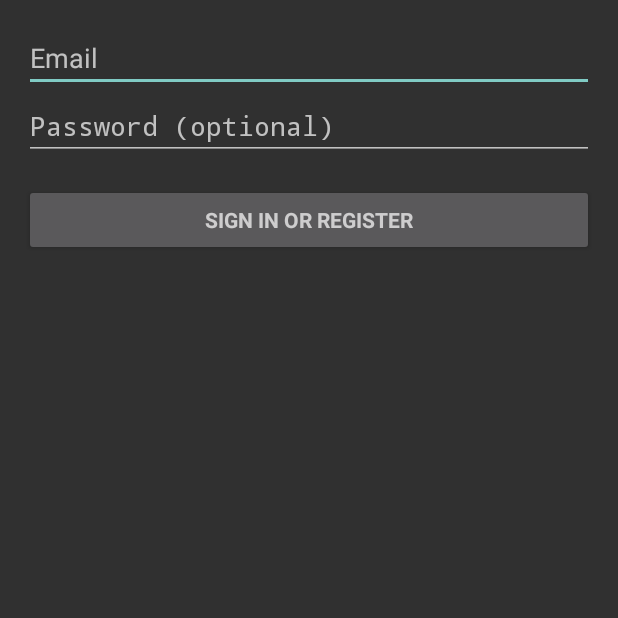
After one commit to j-villasante/reds, an Android app: the LoginActivity screen opened directly, with no data from a screen before it, on a phone screen of 412 x 824 dp, the top half of it. The commit adds this screen. Run offline under Robolectric (Android 15) with nearby library versions, the phone set to English and light mode, and no system bars; our stand-ins replace ButterKnife, Firebase (no records; nobody signed in at launch, a user with empty details on screens opened directly); 2 statements that could not run were skipped.

Commit message:
login wps

```diff
--- a/app/src/main/java/com/berry/blue/reds/Start.java
+++ b/app/src/main/java/com/berry/blue/reds/Start.java
@@ -41,6 +41,7 @@ public class Start extends Activity implements ViewStartI {
     // Controllers
     private Game game = Game.instance();
     private boolean isWordLoading = false;
+    private boolean isAnimationRunning = false;
 
     // Click and touch variables
     private View.OnClickListener startClickListener = (View view) -> {
@@ -115,7 +116,7 @@ public class Start extends Activity implements ViewStartI {
     public void onWordObtained(String word) {
         Log.i(TAG, word);
         tviWord.setText(word);
-        if (starAnimationView.getAnimation() != null){
+        if (!this.isAnimationRunning){
             tviWord.setVisibility(View.VISIBLE);
             this.game.startGuess();
         }
@@ -176,11 +177,13 @@ public class Start extends Activity implements ViewStartI {
     }
 
     private void startGameAnimation(String animationFile, Runnable onAnimationFinished) {
+        this.isAnimationRunning = true;
         starAnimationView.setAnimation(animationFile);
         starAnimationView.playAnimation();
         starAnimationView.addAnimatorListener(new AnimatorListenerAdapter() {
             @Override
             public void onAnimationEnd(Animator animation) {
+                isAnimationRunning = false;
                 starAnimationView.setVisibility(View.INVISIBLE);
                 starAnimationView.setProgress(0);
                 starAnimationView.clearAnimation();
--- /dev/null
+++ b/app/src/main/res/layout/activity_login.xml
@@ -0,0 +1,65 @@
+<LinearLayout xmlns:android="http://schemas.android.com/apk/res/android"
+    xmlns:tools="http://schemas.android.com/tools"
+    android:layout_width="match_parent"
+    android:layout_height="match_parent"
+    android:gravity="center_horizontal"
+    android:orientation="vertical"
+    android:paddingBottom="@dimen/activity_vertical_margin"
+    android:paddingLeft="@dimen/activity_horizontal_margin"
+    android:paddingRight="@dimen/activity_horizontal_margin"
+    android:paddingTop="@dimen/activity_vertical_margin"
+    tools:context="com.berry.blue.reds.LoginActivity">
+
+    <!-- Login progress -->
+    <ProgressBar
+        android:id="@+id/login_progress"
+        style="?android:attr/progressBarStyleLarge"
+        android:layout_width="wrap_content"
+        android:layout_height="wrap_content"
+        android:layout_marginBottom="8dp"
+        android:visibility="gone" />
+
+    <ScrollView
+        android:id="@+id/login_form"
+        android:layout_width="match_parent"
+        android:layout_height="match_parent">
+
+        <LinearLayout
+            android:id="@+id/email_login_form"
+            android:layout_width="match_parent"
+            android:layout_height="wrap_content"
+            android:orientation="vertical">
+
+            <AutoCompleteTextView
+                android:id="@+id/email"
+                android:layout_width="match_parent"
+                android:layout_height="wrap_content"
+                android:hint="@string/prompt_email"
+                android:inputType="textEmailAddress"
+                android:maxLines="1"
+                android:singleLine="true" />
+
+            <EditText
+                android:id="@+id/password"
+                android:layout_width="match_parent"
+                android:layout_height="wrap_content"
+                android:hint="@string/prompt_password"
+                android:imeActionId="@+id/login"
+                android:imeActionLabel="@string/action_sign_in_short"
+                android:imeOptions="actionUnspecified"
+                android:inputType="textPassword"
+                android:maxLines="1"
+                android:singleLine="true" />
+
+            <Button
+                android:id="@+id/email_sign_in_button"
+                style="?android:textAppearanceSmall"
+                android:layout_width="match_parent"
+                android:layout_height="wrap_content"
+                android:layout_marginTop="16dp"
+                android:text="@string/action_sign_in"
+                android:textStyle="bold" />
+
+        </LinearLayout>
+    </ScrollView>
+</LinearLayout>
--- /dev/null
+++ b/app/src/main/res/values/dimens.xml
@@ -0,0 +1,5 @@
+<resources>
+    <!-- Default screen margins, per the Android Design guidelines. -->
+    <dimen name="activity_horizontal_margin">16dp</dimen>
+    <dimen name="activity_vertical_margin">16dp</dimen>
+</resources>
--- a/app/src/main/res/values/strings.xml
+++ b/app/src/main/res/values/strings.xml
@@ -3,4 +3,19 @@
 
     <string name="dummy_button">Dummy Button</string>
     <string name="dummy_content">DUMMY\nCONTENT</string>
+    <string name="logo_splash_screen">Logo splash screen</string>
+    <string name="title_activity_login">Sign in</string>
+
+    <!-- Strings related to login -->
+    <string name="prompt_email">Email</string>
+    <string name="prompt_password">Password (optional)</string>
+    <string name="action_sign_in">Sign in or register</string>
+    <string name="action_sign_in_short">Sign in</string>
+    <string name="error_invalid_email">This email address is invalid</string>
+    <string name="error_invalid_password">This password is too short</string>
+    <string name="error_incorrect_password">This password is incorrect</string>
+    <string name="error_field_required">This field is required</string>
+    <string name="permission_rationale">"Contacts permissions are needed for providing email
+        completions."
+    </string>
 </resources>
--- a/app/src/main/res/values/styles.xml
+++ b/app/src/main/res/values/styles.xml
@@ -19,5 +19,4 @@
     <style name="FullscreenActionBarStyle" parent="Widget.AppCompat.ActionBar">
         <item name="android:background">@color/black_overlay</item>
     </style>
-
 </resources>
```
Also changed, not shown: app/build.gradle (+5 -2 lines), app/src/main/AndroidManifest.xml (+14 -2 lines), app/src/main/java/com/berry/blue/reds/LoginActivity.java (added, +154 -0 lines), app/src/main/java/com/berry/blue/reds/SplashActivity.java (added, +13 -0 lines), app/src/main/java/com/berry/blue/reds/fires/Beans.java (+4 -5 lines), app/src/main/java/com/berry/blue/reds/game/Game.java (+5 -6 lines), app/src/main/java/com/berry/blue/reds/game/Guess.java (+15 -23 lines), app/src/main/res/layout/activity_splash.xml (added, +15 -0 lines), app/src/main/ic_logo-web.png (added), app/src/main/res/drawable/square.png (added).
